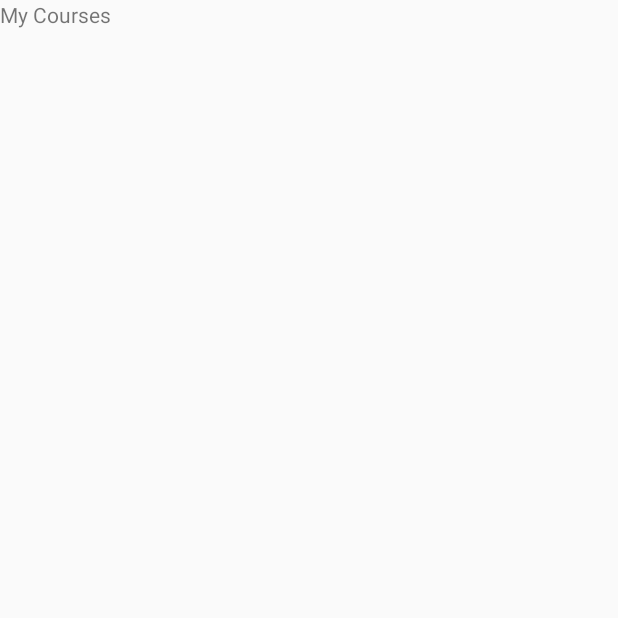
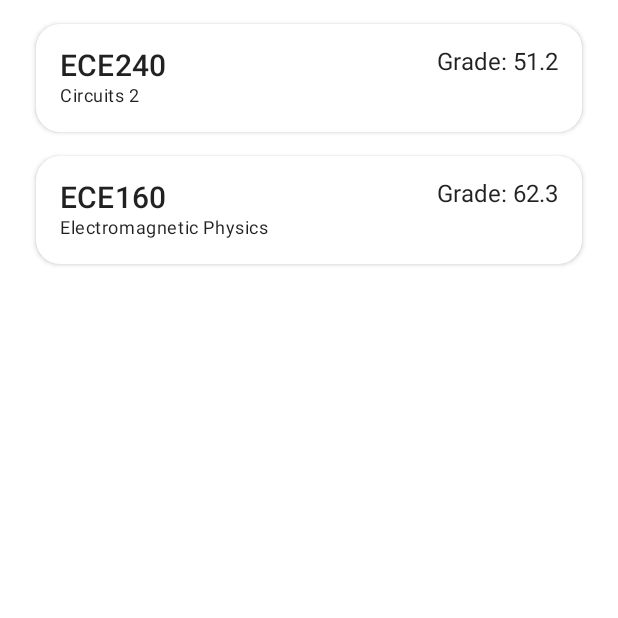
Before and after one commit to dantemazza/WatToTake, an Android app built with Jetpack Compose: the MyCoursesActivity screen opened directly, with no data from a screen before it, on a phone screen of 412 x 824 dp, the top half of it. Before the commit the part shown is almost empty. Run offline under Robolectric (Android 15) with nearby library versions, the phone set to English and light mode, and no system bars.

Commit message:
List view created for courses

```diff
--- a/ui/app/src/main/java/com/example/wat2take/MyCoursesActivity.kt
+++ b/ui/app/src/main/java/com/example/wat2take/MyCoursesActivity.kt
@@ -1,12 +1,104 @@
 package com.example.wat2take
 
-import androidx.appcompat.app.AppCompatActivity
+import android.graphics.Color
 import android.os.Bundle
 import androidx.activity.ComponentActivity
+import androidx.activity.compose.setContent
+import androidx.compose.foundation.layout.*
+import androidx.compose.foundation.lazy.LazyColumn
+import androidx.compose.runtime.Composable
+import androidx.compose.ui.unit.dp
+import androidx.compose.foundation.lazy.items
+import androidx.compose.foundation.shape.CornerSize
+import androidx.compose.foundation.shape.RoundedCornerShape
+import androidx.compose.material.Card
+import androidx.compose.material.MaterialTheme
+import androidx.compose.material.MaterialTheme.typography
+import androidx.compose.material.Surface
+import androidx.compose.material.Text
+import androidx.compose.ui.Alignment
+import androidx.compose.ui.Modifier
+import androidx.compose.ui.graphics.Color.Companion.White
+import com.example.wat2take.ui.theme.Wat2TakeTheme
 
 class MyCoursesActivity : ComponentActivity() {
     override fun onCreate(savedInstanceState: Bundle?) {
         super.onCreate(savedInstanceState)
         setContentView(R.layout.activity_my_courses)
+        setContent {
+            Wat2TakeTheme {
+                // A surface container using the 'background' color from the theme
+                Surface(
+                    modifier = Modifier.fillMaxSize(),
+                    color = MaterialTheme.colors.background
+                ) {
+                    MyCoursesList()
+                }
+            }
+        }
     }
 }
+
+@Composable
+fun MyCoursesList() {
+    val courses = listOf<Course>(
+        Course(
+            id = 0,
+            name = "ECE240",
+            grade = 51.2,
+            title = "Circuits 2"
+        ),
+        Course(
+            id = 1,
+            name = "ECE160",
+            grade = 62.3,
+            title = "Electromagnetic Physics"
+        )
+    )
+    LazyColumn(
+        contentPadding = PaddingValues(horizontal = 16.dp, vertical = 8.dp)
+    ) {
+        items(
+            items = courses,
+            itemContent = {
+                CourseListItem(course = it)
+            }
+        )
+    }
+}
+
+@Composable
+fun CourseListItem(course: Course) {
+    Card(
+        modifier = Modifier.padding(horizontal = 8.dp, vertical = 8.dp).fillMaxWidth(),
+        elevation = 2.dp,
+        shape = RoundedCornerShape(corner = CornerSize(16.dp))
+    ) {
+        Row() {
+            Column (modifier = Modifier
+                .padding(16.dp)
+                .align(Alignment.CenterVertically)
+                .weight(2f)
+            ) {
+                Text(text = course.name, style = typography.h6)
+                Text(text = course.title, style = typography.caption)
+            }
+            Column(modifier = Modifier
+                .padding(16.dp)
+                .weight(1f),
+                horizontalAlignment = Alignment.End
+
+            ) {
+                Text(text = "Grade: " + course.grade, style = typography.body1)
+            }
+        }
+    }
+
+}
+
+data class Course(
+    val id: Int,
+    val name: String,
+    val grade: Double,
+    val title: String
+)
```
